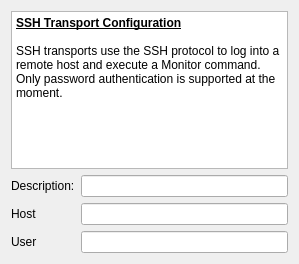
The window that SshTransportConfigWidget.ui (matthewg42/Gnostic) describes before a commit, drawn with Qt 5.
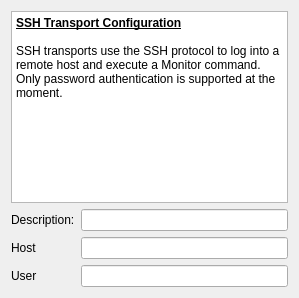
The same window after the commit.

Diff of the .ui file:
```diff
--- a/SshTransportConfigWidget.ui
+++ b/SshTransportConfigWidget.ui
@@ -7,7 +7,7 @@
     <x>0</x>
     <y>0</y>
     <width>299</width>
-    <height>264</height>
+    <height>237</height>
    </rect>
   </property>
   <property name="windowTitle">
@@ -16,6 +16,12 @@
   <layout class="QVBoxLayout" name="verticalLayout">
    <item>
     <widget class="QTextBrowser" name="textBrowser">
+     <property name="sizePolicy">
+      <sizepolicy hsizetype="Expanding" vsizetype="MinimumExpanding">
+       <horstretch>0</horstretch>
+       <verstretch>0</verstretch>
+      </sizepolicy>
+     </property>
      <property name="html">
       <string>&lt;!DOCTYPE HTML PUBLIC &quot;-//W3C//DTD HTML 4.0//EN&quot; &quot;http://www.w3.org/TR/REC-html40/strict.dtd&quot;&gt;
 &lt;html&gt;&lt;head&gt;&lt;meta name=&quot;qrichtext&quot; content=&quot;1&quot; /&gt;&lt;style type=&quot;text/css&quot;&gt;
```
